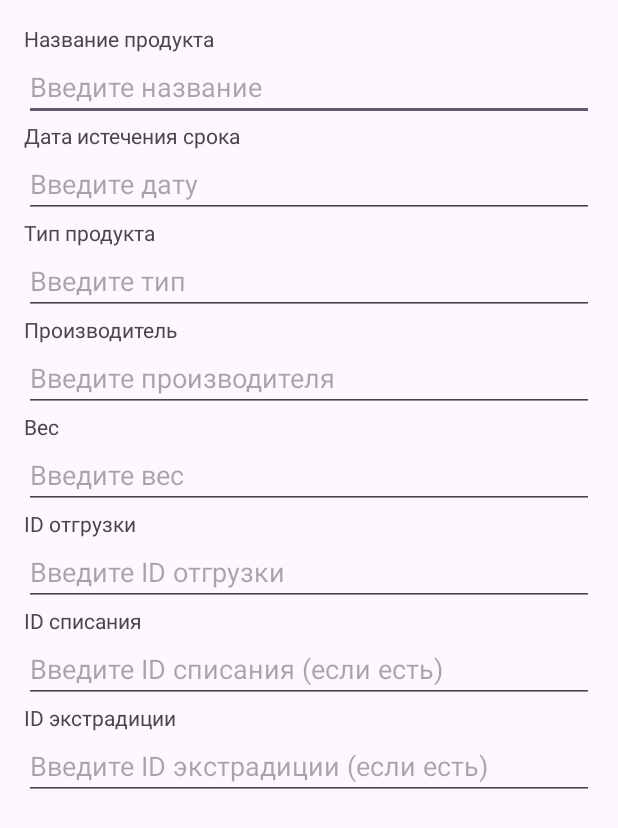
After one commit to Soopcha/OneTrySclada, an Android app: the layout dialog_edit_products.xml on its own in the app's theme, with its tools: preview values and no code run, on a phone screen of 412 x 824 dp. The commit adds this screen. Shown: the top 828 px of the screen. Run offline under Robolectric (Android 15) with nearby library versions, the phone set to English and light mode, and no system bars.

```diff
--- /dev/null
+++ b/app/src/main/res/layout/dialog_edit_products.xml
@@ -0,0 +1,100 @@
+<?xml version="1.0" encoding="utf-8"?>
+<LinearLayout
+    xmlns:android="http://schemas.android.com/apk/res/android"
+    android:layout_width="match_parent"
+    android:layout_height="wrap_content"
+    android:orientation="vertical"
+    android:padding="16dp">
+
+    <TextView
+        android:layout_width="wrap_content"
+        android:layout_height="wrap_content"
+        android:text="Название продукта" />
+
+    <EditText
+        android:id="@+id/edit_product_name"
+        android:layout_width="match_parent"
+        android:layout_height="wrap_content"
+        android:hint="Введите название" />
+
+    <TextView
+        android:layout_width="wrap_content"
+        android:layout_height="wrap_content"
+        android:text="Дата истечения срока" />
+
+    <EditText
+        android:id="@+id/edit_product_expire_date"
+        android:layout_width="match_parent"
+        android:layout_height="wrap_content"
+        android:hint="Введите дату" />
+
+    <TextView
+        android:layout_width="wrap_content"
+        android:layout_height="wrap_content"
+        android:text="Тип продукта" />
+
+    <EditText
+        android:id="@+id/edit_product_type"
+        android:layout_width="match_parent"
+        android:layout_height="wrap_content"
+        android:hint="Введите тип" />
+
+    <TextView
+        android:layout_width="wrap_content"
+        android:layout_height="wrap_content"
+        android:text="Производитель" />
+
+    <EditText
+        android:id="@+id/edit_product_manufacturer"
+        android:layout_width="match_parent"
+        android:layout_height="wrap_content"
+        android:hint="Введите производителя" />
+
+    <TextView
+        android:layout_width="wrap_content"
+        android:layout_height="wrap_content"
+        android:text="Вес" />
+
+    <EditText
+        android:id="@+id/edit_product_weight"
+        android:layout_width="match_parent"
+        android:layout_height="wrap_content"
+        android:hint="Введите вес"
+        android:inputType="numberDecimal" />
+
+    <TextView
+        android:layout_width="wrap_content"
+        android:layout_height="wrap_content"
+        android:text="ID отгрузки" />
+
+    <EditText
+        android:id="@+id/edit_product_shipment"
+        android:layout_width="match_parent"
+        android:layout_height="wrap_content"
+        android:hint="Введите ID отгрузки"
+        android:inputType="number" />
+
+    <TextView
+        android:layout_width="wrap_content"
+        android:layout_height="wrap_content"
+        android:text="ID списания" />
+
+    <EditText
+        android:id="@+id/edit_product_write_off"
+        android:layout_width="match_parent"
+        android:layout_height="wrap_content"
+        android:hint="Введите ID списания (если есть)"
+        android:inputType="number" />
+
+    <TextView
+        android:layout_width="wrap_content"
+        android:layout_height="wrap_content"
+        android:text="ID экстрадиции" />
+
+    <EditText
+        android:id="@+id/edit_product_extradition"
+        android:layout_width="match_parent"
+        android:layout_height="wrap_content"
+        android:hint="Введите ID экстрадиции (если есть)"
+        android:inputType="number" />
+</LinearLayout>
```
Also changed, not shown: app/src/main/java/com/example/onetrysclada/ApiService.kt (+14 -1 lines), app/src/main/java/com/example/onetrysclada/DataAdapter.kt (deleted, +0 -55 lines), app/src/main/java/com/example/onetrysclada/TableAdapter.kt (+114 -23 lines), app/src/main/res/layout/activity_main.xml (+0 -16 lines).
